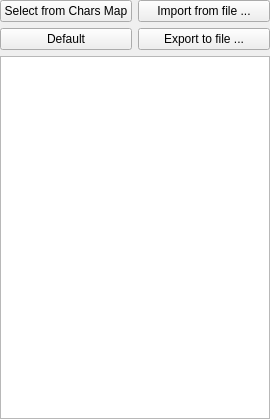
Qt form software/FontConverter/charactersframe.ui (nongxiaoming/font-converter) before a commit.
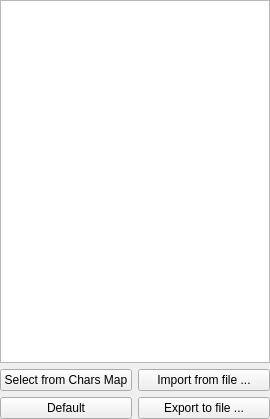
The same form after that commit.

Commit message: add the Characters change slots.

Patch:
```diff
--- a/software/FontConverter/charactersframe.ui
+++ b/software/FontConverter/charactersframe.ui
@@ -23,12 +23,6 @@
    <locale language="English" country="UnitedStates"/>
   </property>
   <layout class="QVBoxLayout" name="verticalLayout">
-   <property name="spacing">
-    <number>6</number>
-   </property>
-   <property name="sizeConstraint">
-    <enum>QLayout::SetMinimumSize</enum>
-   </property>
    <property name="leftMargin">
     <number>0</number>
    </property>
@@ -41,19 +35,19 @@
    <property name="bottomMargin">
     <number>0</number>
    </property>
+   <item>
+    <widget class="QPlainTextEdit" name="plainTextEdit">
+     <property name="plainText">
+      <string/>
+     </property>
+    </widget>
+   </item>
    <item>
     <layout class="QGridLayout" name="gridLayout">
-     <item row="0" column="1">
-      <widget class="QPushButton" name="pushButtonImport">
+     <item row="2" column="0">
+      <widget class="QPushButton" name="pushButtonDefault">
        <property name="text">
-        <string>Import from file ...</string>
-       </property>
-      </widget>
-     </item>
-     <item row="1" column="1">
-      <widget class="QPushButton" name="pushButtonExport">
-       <property name="text">
-        <string>Export to file ...</string>
+        <string>Default</string>
        </property>
       </widget>
      </item>
@@ -67,22 +61,22 @@
        </property>
       </widget>
      </item>
-     <item row="1" column="0">
-      <widget class="QPushButton" name="pushButtonDefault">
+     <item row="2" column="1">
+      <widget class="QPushButton" name="pushButtonExport">
        <property name="text">
-        <string>Default</string>
+        <string>Export to file ...</string>
+       </property>
+      </widget>
+     </item>
+     <item row="0" column="1">
+      <widget class="QPushButton" name="pushButtonImport">
+       <property name="text">
+        <string>Import from file ...</string>
        </property>
       </widget>
      </item>
     </layout>
    </item>
-   <item>
-    <widget class="QPlainTextEdit" name="plainTextEdit">
-     <property name="plainText">
-      <string/>
-     </property>
-    </widget>
-   </item>
   </layout>
  </widget>
  <resources/>
```
The commit also changes 1 other file.
